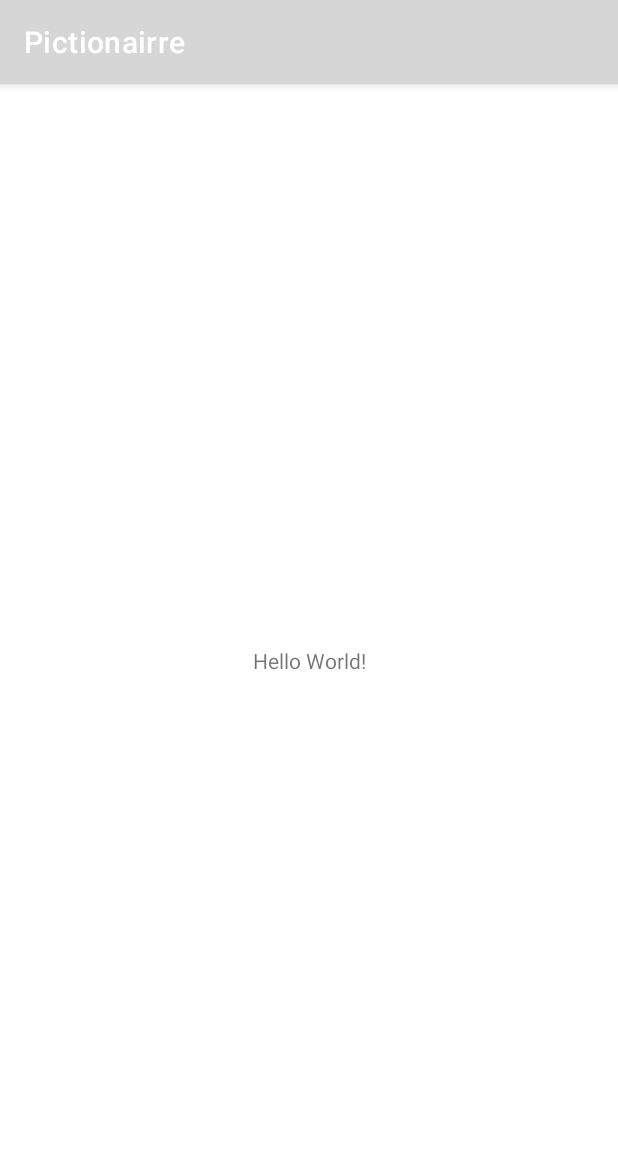
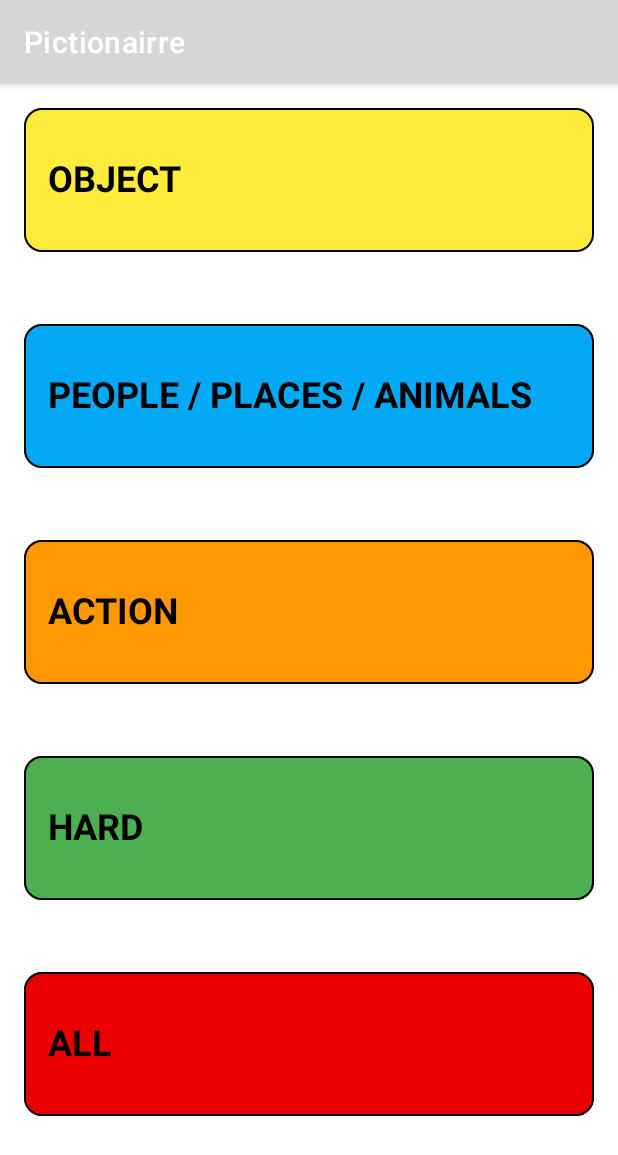
Before and after one commit to bkoruznjak/pictionairre, an Android app built with Jetpack Compose: the screen it shows after launch (MainActivity), on a phone screen of 412 x 824 dp. Shown: the top 1155 px of the screen. Run offline under Robolectric (Android 15) with nearby library versions, the phone set to English and light mode, and no system bars.

Commit message:
Add a simple state machine

```diff
--- a/app/build.gradle
+++ b/app/build.gradle
@@ -44,6 +44,7 @@ dependencies {
   implementation 'androidx.core:core-ktx:1.10.1'
   implementation 'androidx.appcompat:appcompat:1.6.1'
   implementation 'com.google.android.material:material:1.9.0'
+  implementation 'androidx.compose.ui:ui-tooling-preview:1.4.3'
   testImplementation 'junit:junit:4.13.2'
   androidTestImplementation 'androidx.test.ext:junit:1.1.5'
   androidTestImplementation 'androidx.test.espresso:espresso-core:3.5.1'
@@ -58,4 +59,6 @@ dependencies {
   implementation 'org.jetbrains.kotlinx:kotlinx-coroutines-android:1.6.4'
 
   implementation 'com.google.code.gson:gson:2.10.1'
+
+  debugImplementation 'androidx.compose.ui:ui-tooling:1.4.3'
 }
--- /dev/null
+++ b/app/src/main/java/hr/flowable/pictionairre/HomeScreen.kt
@@ -0,0 +1,75 @@
+package hr.flowable.pictionairre
+
+import androidx.compose.foundation.background
+import androidx.compose.foundation.border
+import androidx.compose.foundation.clickable
+import androidx.compose.foundation.layout.Box
+import androidx.compose.foundation.layout.Column
+import androidx.compose.foundation.layout.Spacer
+import androidx.compose.foundation.layout.fillMaxWidth
+import androidx.compose.foundation.layout.height
+import androidx.compose.foundation.layout.heightIn
+import androidx.compose.foundation.layout.padding
+import androidx.compose.foundation.rememberScrollState
+import androidx.compose.foundation.shape.RoundedCornerShape
+import androidx.compose.foundation.verticalScroll
+import androidx.compose.material.Text
+import androidx.compose.runtime.Composable
+import androidx.compose.ui.Alignment
+import androidx.compose.ui.Modifier
+import androidx.compose.ui.graphics.Color
+import androidx.compose.ui.res.stringResource
+import androidx.compose.ui.text.TextStyle
+import androidx.compose.ui.text.font.FontWeight
+import androidx.compose.ui.tooling.preview.Preview
+import androidx.compose.ui.unit.dp
+import androidx.compose.ui.unit.sp
+
+@Composable
+@Preview
+private fun HomeScreenPreview() {
+  HomeScreen(Screen.Home(categories = regularCategories()), onEvent = {})
+}
+
+@Composable
+fun HomeScreen(
+  state: Screen.Home,
+  onEvent: (Event) -> Unit,
+  modifier: Modifier = Modifier
+) =
+  Column(
+    modifier = modifier
+      .verticalScroll(rememberScrollState())
+      .padding(16.dp)
+  ) {
+    state.categories.forEach {
+      CategoryButton(
+        categoryName = stringResource(id = it.nameResource),
+        color = it.color,
+        onClick = { onEvent(Event.CategoryClicked(it)) })
+
+      Spacer(modifier = Modifier.height(48.dp))
+    }
+  }
+
+@Composable
+private fun CategoryButton(
+  categoryName: String,
+  color: Color,
+  onClick: () -> Unit,
+  modifier: Modifier = Modifier
+) =
+  Box(modifier = modifier
+    .clickable { onClick() }
+    .fillMaxWidth()
+    .heightIn(min = 96.dp)
+    .background(color = color, shape = RoundedCornerShape(12.dp))
+    .border(width = 1.dp, color = Color.Black, shape = RoundedCornerShape(12.dp))
+    .padding(16.dp),
+    contentAlignment = Alignment.CenterStart
+  ) {
+    Text(
+      categoryName.uppercase(),
+      style = TextStyle(color = Color.Black, fontSize = 24.sp, fontWeight = FontWeight.Bold)
+    )
+  }
--- a/app/src/main/java/hr/flowable/pictionairre/MainActivity.kt
+++ b/app/src/main/java/hr/flowable/pictionairre/MainActivity.kt
@@ -2,10 +2,70 @@ package hr.flowable.pictionairre
 
 import androidx.appcompat.app.AppCompatActivity
 import android.os.Bundle
+import androidx.activity.compose.setContent
+import androidx.compose.material.MaterialTheme
+import androidx.compose.runtime.getValue
+import androidx.compose.runtime.mutableStateOf
+import androidx.compose.runtime.setValue
+import androidx.compose.runtime.snapshotFlow
+import kotlinx.coroutines.CoroutineScope
+import kotlinx.coroutines.Dispatchers
+import kotlinx.coroutines.flow.launchIn
+import kotlinx.coroutines.flow.onEach
 
 class MainActivity : AppCompatActivity() {
+
+  private var state: State by mutableStateOf(State(screen = Screen.Home()))
+
+  @Deprecated("Deprecated in Java")
+  override fun onBackPressed() {
+    state.reduce(Event.BackButtonClicked)
+  }
+
   override fun onCreate(savedInstanceState: Bundle?) {
     super.onCreate(savedInstanceState)
-    setContentView(R.layout.activity_main)
+
+    snapshotFlow { state }
+      .onEach { handleSideEffects(it) }
+      .launchIn(CoroutineScope(Dispatchers.Main))
+
+    setContent {
+      MaterialTheme {
+        when (val screen = state.screen) {
+          Screen.CategoryOverview -> CategoryOverview()
+          Screen.DrawingTimer     -> CategoryOverview()
+          is Screen.Home          -> HomeScreen(
+            state = screen,
+            onEvent = { state.reduce(it) })
+        }
+      }
+    }
+  }
+
+  private fun handleSideEffects(state: State) {
+    this.state = when (state.navigationIntent) {
+      NavigationIntent.GoBack -> when (state.screen) {
+        Screen.CategoryOverview -> state.copy(screen = Screen.Home(), navigationIntent = null)
+        Screen.DrawingTimer     -> state.copy(
+          screen = Screen.CategoryOverview,
+          navigationIntent = null
+        )
+        is Screen.Home          -> state.copy(screen = Screen.Home(), navigationIntent = null)
+          .also { finish() }
+      }
+      is NavigationIntent.GoToCategoryOverview -> state.copy(
+        screen = Screen.CategoryOverview,
+        navigationIntent = null
+      )
+      is NavigationIntent.GoToDrawingTimer -> state.copy(
+        screen = Screen.DrawingTimer,
+        navigationIntent = null
+      )
+      else -> state
+    }
+  }
+
+  private fun State.reduce(event: Event) {
+    this@MainActivity.state = reduce(this, event)
   }
 }
--- /dev/null
+++ b/app/src/main/java/hr/flowable/pictionairre/PictColors.kt
@@ -0,0 +1,12 @@
+package hr.flowable.pictionairre
+
+import androidx.compose.ui.graphics.Color
+
+object PictColors {
+  val PYellow = Color(255, 235, 59, 255)
+  val PBlue = Color(3, 169, 244, 255)
+  val POrange = Color(255, 152, 0, 255)
+  val PGreen = Color(76, 175, 80, 255)
+  val PRed = Color(235, 0, 0, 255)
+
+}
--- /dev/null
+++ b/app/src/main/java/hr/flowable/pictionairre/State.kt
@@ -0,0 +1,79 @@
+package hr.flowable.pictionairre
+
+import androidx.compose.ui.graphics.Color
+import hr.flowable.pictionairre.Event.BackButtonClicked
+import hr.flowable.pictionairre.Event.CategoryClicked
+import hr.flowable.pictionairre.NavigationIntent.GoBack
+import hr.flowable.pictionairre.NavigationIntent.GoToCategoryOverview
+import hr.flowable.pictionairre.PictColors.PBlue
+import hr.flowable.pictionairre.PictColors.PGreen
+import hr.flowable.pictionairre.PictColors.POrange
+import hr.flowable.pictionairre.PictColors.PRed
+import hr.flowable.pictionairre.PictColors.PYellow
+
+data class State(
+  val screen: Screen,
+  val navigationIntent: NavigationIntent? = null
+)
+
+sealed interface Event {
+  object BackButtonClicked : Event
+  data class CategoryClicked(val category: WordCategory) : Event
+}
+
+sealed interface Screen {
+  data class Home(val categories: Set<WordCategory> = regularCategories()) : Screen
+  object CategoryOverview : Screen
+  object DrawingTimer : Screen
+}
+
+sealed interface NavigationIntent {
+  object GoBack : NavigationIntent
+  data class GoToCategoryOverview(val category: WordCategory) : NavigationIntent
+  data class GoToDrawingTimer(val word: String) : NavigationIntent
+}
+
+sealed class WordCategory {
+  abstract val color: Color
+  abstract val nameResource: Int
+
+  data class Objects(
+    override val color: Color,
+    override val nameResource: Int
+  ) : WordCategory()
+
+  data class PeoplePlacesAnimals(
+    override val color: Color,
+    override val nameResource: Int
+  ) : WordCategory()
+
+  data class Actions(
+    override val color: Color,
+    override val nameResource: Int
+  ) : WordCategory()
+
+  data class Hard(
+    override val color: Color,
+    override val nameResource: Int
+  ) : WordCategory()
+
+  data class All(
+    override val color: Color,
+    override val nameResource: Int
+  ) : WordCategory()
+}
+
+fun regularCategories() = setOf(
+  WordCategory.Objects(color = PYellow, nameResource = R.string.category_yellow),
+  WordCategory.PeoplePlacesAnimals(color = PBlue, nameResource = R.string.category_blue),
+  WordCategory.Actions(color = POrange, nameResource = R.string.category_orange),
+  WordCategory.Hard(color = PGreen, nameResource = R.string.category_green),
+  WordCategory.All(color = PRed, nameResource = R.string.category_red),
+)
+
+fun reduce(state: State, event: Event): State =
+  when (event) {
+    BackButtonClicked -> state.copy(navigationIntent = GoBack)
+    is CategoryClicked -> state.copy(navigationIntent = GoToCategoryOverview(event.category)
+    )
+  }
--- a/app/src/main/res/values/strings.xml
+++ b/app/src/main/res/values/strings.xml
@@ -1,3 +1,11 @@
 <resources>
   <string name="app_name">Pictionairre</string>
+
+  <string name="category_yellow">Object</string>
+  <string name="category_blue">People / Places / Animals</string>
+  <string name="category_orange">Action</string>
+  <string name="category_green">Hard</string>
+  <string name="category_red">All</string>
+
+  <string name="button_go">GO</string>
 </resources>
```
Also changed, not shown: app/src/main/java/hr/flowable/pictionairre/CategoryOverview.kt (added, +12 -0 lines), app/src/main/java/hr/flowable/pictionairre/Data.kt (added, +56 -0 lines).
